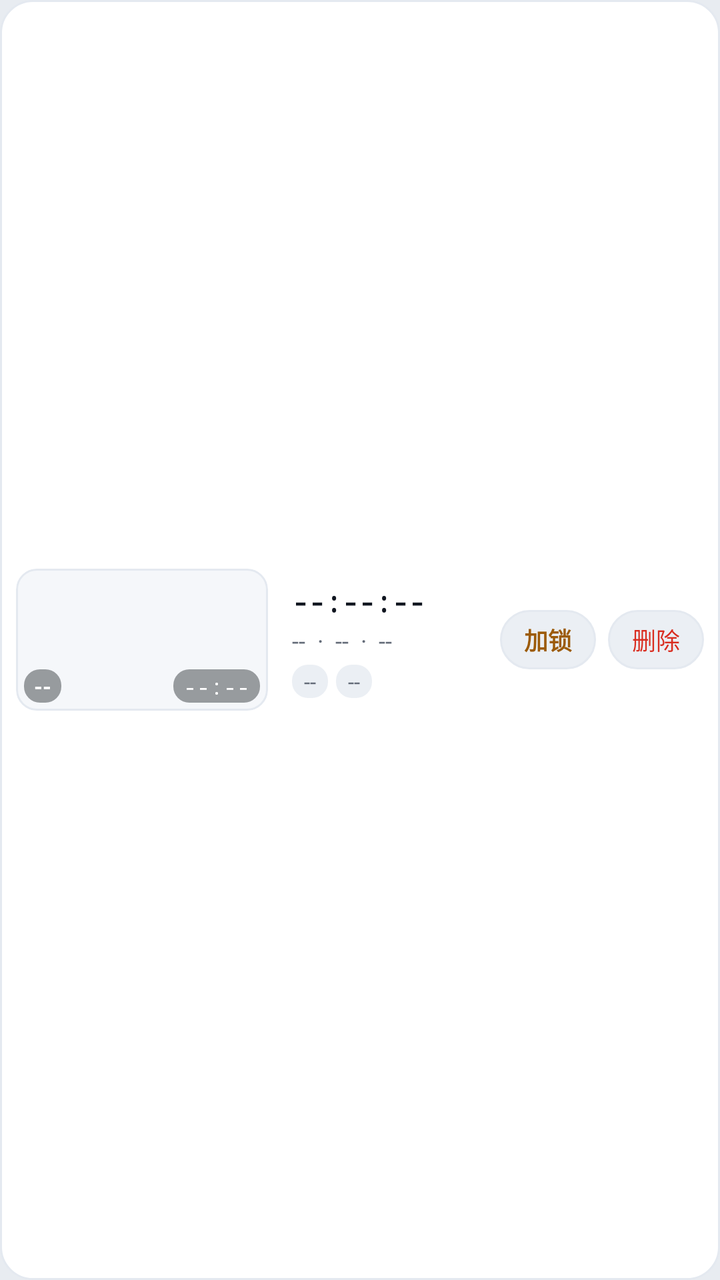
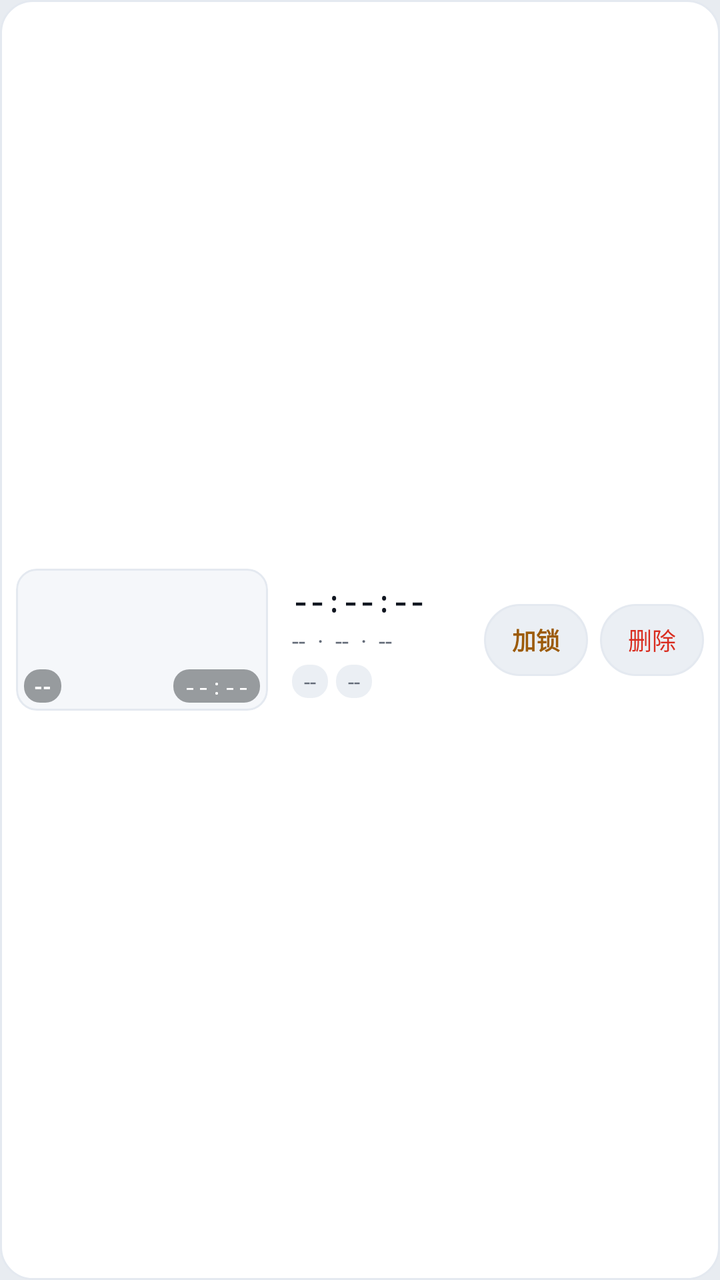

Screens rendered from an Android XML layout before and after an edit, with the pre-edit source and the edit as a unified diff.
<!-- AndroidManifest.xml: application theme Theme.Sophon -->
<!-- res/layout/item_recording_card.xml -->
<?xml version="1.0" encoding="utf-8"?>
<LinearLayout xmlns:android="http://schemas.android.com/apk/res/android"
    android:id="@+id/layout_item_root"
    android:layout_width="match_parent"
    android:layout_height="wrap_content"
    android:layout_marginHorizontal="@dimen/sp_s_12"
    android:layout_marginVertical="@dimen/sp_s_4"
    android:background="@drawable/sp_bg_card"
    android:clickable="true"
    android:focusable="true"
    android:foreground="?android:attr/selectableItemBackground"
    android:gravity="center_vertical"
    android:orientation="horizontal"
    android:padding="@dimen/sp_s_8">

    
    <FrameLayout
        android:layout_width="126dp"
        android:layout_height="71dp"
        android:background="@drawable/sp_bg_card_inner"
        android:clipToOutline="true">

        <ImageView
            android:id="@+id/iv_record_thumb"
            android:layout_width="match_parent"
            android:layout_height="match_parent"
            android:scaleType="centerCrop"
            android:contentDescription="录像切片缩略图" />

        
        <TextView
            android:id="@+id/tv_badge_cam"
            android:layout_width="wrap_content"
            android:layout_height="wrap_content"
            android:layout_gravity="bottom|start"
            android:layout_margin="4dp"
            android:background="@drawable/sp_bg_osd_chip"
            android:paddingHorizontal="5dp"
            android:paddingVertical="1dp"
            android:text="--"
            android:textColor="@color/sp_osd_tx"
            android:textSize="@dimen/sp_t_micro"
            android:textStyle="bold" />

        
        <TextView
            android:id="@+id/tv_badge_locked"
            android:layout_width="wrap_content"
            android:layout_height="wrap_content"
            android:layout_gravity="start|top"
            android:layout_margin="4dp"
            android:background="@drawable/sp_bg_pill"
            android:backgroundTint="@color/sp_dg"
            android:drawableStart="@drawable/ic_action_lock"
            android:drawablePadding="2dp"
            android:drawableTint="@color/sp_osd_tx"
            android:paddingHorizontal="6dp"
            android:paddingVertical="2dp"
            android:textColor="@color/sp_osd_tx"
            android:textSize="@dimen/sp_t_micro"
            android:textStyle="bold"
            android:visibility="gone" />

        
        <TextView
            android:id="@+id/tv_badge_duration"
            android:layout_width="wrap_content"
            android:layout_height="wrap_content"
            android:layout_gravity="bottom|end"
            android:layout_margin="4dp"
            android:background="@drawable/sp_bg_osd_chip"
            android:fontFamily="monospace"
            android:paddingHorizontal="5dp"
            android:paddingVertical="1dp"
            android:text="--:--"
            android:textColor="@color/sp_osd_tx"
            android:textSize="@dimen/sp_t_micro" />
    </FrameLayout>

    
    <LinearLayout
        android:layout_width="0dp"
        android:layout_height="wrap_content"
        android:layout_marginStart="@dimen/sp_s_12"
        android:layout_weight="1"
        android:orientation="vertical">

        <TextView
            android:id="@+id/tv_record_time"
            android:layout_width="wrap_content"
            android:layout_height="wrap_content"
            android:fontFamily="monospace"
            android:text="--:--:--"
            android:textColor="@color/sp_tx"
            android:textSize="@dimen/sp_t_body"
            android:textStyle="bold" />

        <TextView
            android:id="@+id/tv_record_details"
            android:layout_width="wrap_content"
            android:layout_height="wrap_content"
            android:layout_marginTop="2dp"
            android:text="--  ·  --  ·  --"
            android:textColor="@color/sp_tx3"
            android:textSize="@dimen/sp_t_caption" />

        <LinearLayout
            android:layout_width="wrap_content"
            android:layout_height="wrap_content"
            android:layout_marginTop="4dp"
            android:orientation="horizontal">

            <TextView
                android:id="@+id/tv_tag_category"
                android:layout_width="wrap_content"
                android:layout_height="wrap_content"
                android:background="@drawable/sp_bg_chip"
                android:paddingHorizontal="6dp"
                android:paddingVertical="1dp"
                android:text="--"
                android:textColor="@color/sp_tx3"
                android:textSize="@dimen/sp_t_micro" />

            <TextView
                android:id="@+id/tv_badge_res"
                android:layout_width="wrap_content"
                android:layout_height="wrap_content"
                android:layout_marginStart="4dp"
                android:background="@drawable/sp_bg_chip"
                android:paddingHorizontal="6dp"
                android:paddingVertical="1dp"
                android:text="--"
                android:textColor="@color/sp_tx3"
                android:textSize="@dimen/sp_t_micro" />
        </LinearLayout>
    </LinearLayout>

    
    <LinearLayout
        android:layout_width="wrap_content"
        android:layout_height="wrap_content"
        android:orientation="horizontal">

        <TextView
            android:id="@+id/btn_record_lock_toggle"
            android:layout_width="wrap_content"
            android:layout_height="wrap_content"
            android:layout_marginEnd="@dimen/sp_s_6"
            android:background="@drawable/sp_bg_pill"
            android:paddingHorizontal="@dimen/sp_s_12"
            android:paddingVertical="@dimen/sp_s_6"
            android:text="加锁"
            android:textColor="@color/sp_wn"
            android:textSize="@dimen/sp_t_caption"
            android:textStyle="bold" />

        <TextView
            android:id="@+id/btn_record_delete"
            android:layout_width="wrap_content"
            android:layout_height="wrap_content"
            android:background="@drawable/sp_bg_pill"
            android:paddingHorizontal="@dimen/sp_s_12"
            android:paddingVertical="@dimen/sp_s_6"
            android:text="删除"
            android:textColor="@color/sp_dg"
            android:textSize="@dimen/sp_t_caption" />
    </LinearLayout>

</LinearLayout>
<!-- resources referenced by this layout -->
<resources>
  <color name="sp_dg">#FFD92D20</color>
  <color name="sp_osd_tx">#FFFFFFFF</color>
  <color name="sp_tx">#FF111620</color>
  <color name="sp_tx3">#FF636B78</color>
  <color name="sp_wn">#FF9C5B09</color>
  <dimen name="sp_s_12">12dp</dimen>
  <dimen name="sp_s_4">4dp</dimen>
  <dimen name="sp_s_6">6dp</dimen>
  <dimen name="sp_s_8">8dp</dimen>
  <dimen name="sp_t_body">14sp</dimen>
  <dimen name="sp_t_caption">12sp</dimen>
  <dimen name="sp_t_micro">11sp</dimen>
  <!-- drawable sp_bg_card (drawable) -->
  <?xml version="1.0" encoding="utf-8"?>
  <layer-list xmlns:android="http://schemas.android.com/apk/res/android">
      <item>
          <shape android:shape="rectangle">
              <corners android:radius="@dimen/sp_r_card" />
              <solid android:color="@color/sp_surf" />
              <stroke
                  android:width="1dp"
                  android:color="@color/sp_line" />
          </shape>
      </item>
  </layer-list>
  <!-- drawable sp_bg_card_inner (drawable) -->
  <?xml version="1.0" encoding="utf-8"?>
  <shape xmlns:android="http://schemas.android.com/apk/res/android"
      android:shape="rectangle">
      <corners android:radius="10dp" />
      <solid android:color="@color/sp_surf2" />
      <stroke
          android:width="1dp"
          android:color="@color/sp_line" />
  </shape>
  <!-- drawable sp_bg_chip (drawable) -->
  <?xml version="1.0" encoding="utf-8"?>
  <shape xmlns:android="http://schemas.android.com/apk/res/android"
      android:shape="rectangle">
      <corners android:radius="@dimen/sp_r_chip" />
      <solid android:color="@color/sp_surf3" />
  </shape>
  <!-- drawable sp_bg_osd_chip (drawable) -->
  <?xml version="1.0" encoding="utf-8"?>
  <shape xmlns:android="http://schemas.android.com/apk/res/android"
      android:shape="rectangle">
      <corners android:radius="@dimen/sp_r_chip" />
      <solid android:color="@color/sp_osd_bg" />
  </shape>
  <!-- drawable sp_bg_pill (drawable) -->
  <?xml version="1.0" encoding="utf-8"?>
  <shape xmlns:android="http://schemas.android.com/apk/res/android"
      android:shape="rectangle">
      <corners android:radius="@dimen/sp_r_pill" />
      <solid android:color="@color/sp_surf3" />
      <stroke
          android:width="1dp"
          android:color="@color/sp_line" />
  </shape>
  <style name="Theme.Sophon" parent="Theme.Material3.DayNight.NoActionBar">
          <item name="android:statusBarColor">@color/sp_page</item>
          <item name="android:navigationBarColor">@color/sp_page</item>
          <item name="android:windowBackground">@color/sp_page</item>
          <item name="android:windowLightStatusBar">true</item>
  
          
          <item name="colorPrimary">@color/sp_ac</item>
          <item name="colorPrimaryDark">@color/sp_ac2</item>
          <item name="colorSecondary">@color/sp_ac2</item>
          <item name="colorAccent">@color/sp_ac</item>
          <item name="colorError">@color/sp_dg</item>
  
          <item name="android:textColorPrimary">@color/sp_tx</item>
          <item name="android:textColorSecondary">@color/sp_tx2</item>
          <item name="android:colorBackground">@color/sp_page</item>
      </style>
  <color name="accent_warning">@color/sp_wn</color>
  <dimen name="sp_r_card">16dp</dimen>
  <color name="sp_surf">#FFFFFFFF</color>
  <color name="sp_line">#FFE4E9F0</color>
  <color name="sp_surf2">#FFF5F7FA</color>
  <dimen name="sp_r_chip">8dp</dimen>
  <color name="sp_surf3">#FFEBEFF4</color>
  <color name="sp_osd_bg">#660A0F16</color>
  <dimen name="sp_r_pill">100dp</dimen>
  <color name="sp_page">#FFE8ECF1</color>
  <color name="sp_ac">#FF2F64D7</color>
  <color name="sp_ac2">#FF2557C8</color>
  <color name="sp_tx2">#FF5A6675</color>
  <!-- unchanged entries left out for length: 1 -->
</resources>

<!-- the commit's change to res/layout/item_recording_card.xml (unified diff, before → after) -->
@@ -139,16 +139,18 @@
     <LinearLayout
         android:layout_width="wrap_content"
         android:layout_height="wrap_content"
+        android:gravity="center_vertical"
         android:orientation="horizontal">
 
         <TextView
             android:id="@+id/btn_record_lock_toggle"
             android:layout_width="wrap_content"
             android:layout_height="wrap_content"
+            android:minHeight="36dp"
+            android:gravity="center"
             android:layout_marginEnd="@dimen/sp_s_6"
             android:background="@drawable/sp_bg_pill"
-            android:paddingHorizontal="@dimen/sp_s_12"
-            android:paddingVertical="@dimen/sp_s_6"
+            android:paddingHorizontal="@dimen/sp_s_14"
             android:text="加锁"
             android:textColor="@color/sp_wn"
             android:textSize="@dimen/sp_t_caption"
@@ -158,9 +160,10 @@
             android:id="@+id/btn_record_delete"
             android:layout_width="wrap_content"
             android:layout_height="wrap_content"
+            android:minHeight="36dp"
+            android:gravity="center"
             android:background="@drawable/sp_bg_pill"
-            android:paddingHorizontal="@dimen/sp_s_12"
-            android:paddingVertical="@dimen/sp_s_6"
+            android:paddingHorizontal="@dimen/sp_s_14"
             android:text="删除"
             android:textColor="@color/sp_dg"
             android:textSize="@dimen/sp_t_caption" />
<!-- resource entries referenced after the edit -->
@@ -6,6 +6,7 @@
   <color name="sp_tx3">#FF636B78</color>
   <color name="sp_wn">#FF9C5B09</color>
   <dimen name="sp_s_12">12dp</dimen>
+  <dimen name="sp_s_14">14dp</dimen>
   <dimen name="sp_s_4">4dp</dimen>
   <dimen name="sp_s_6">6dp</dimen>
   <dimen name="sp_s_8">8dp</dimen>
